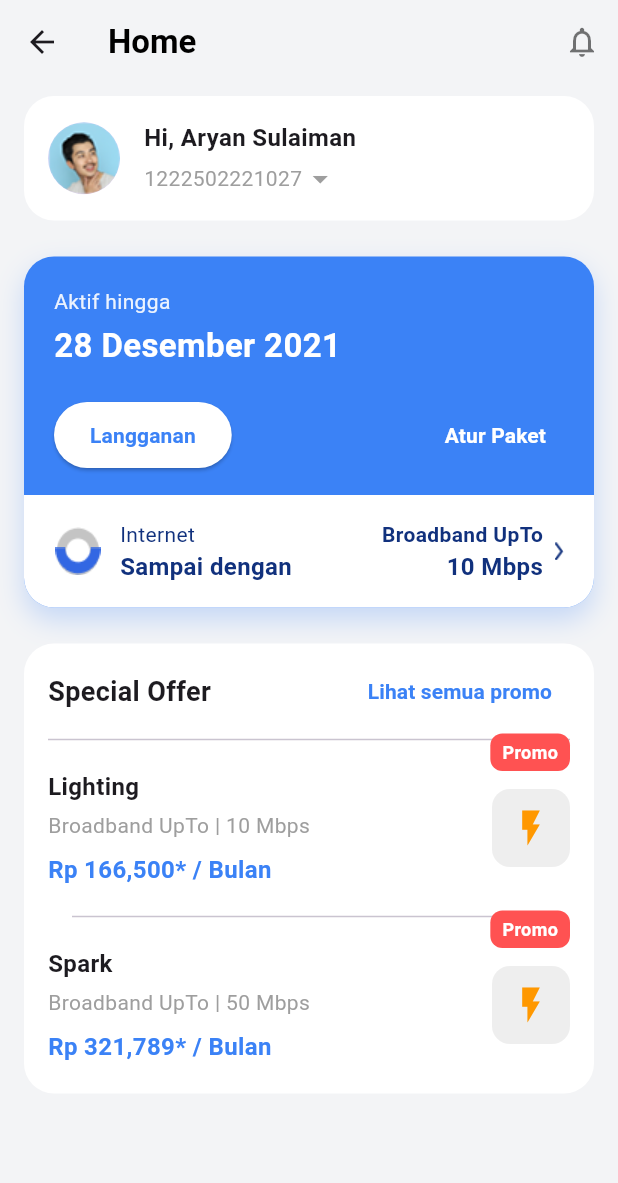
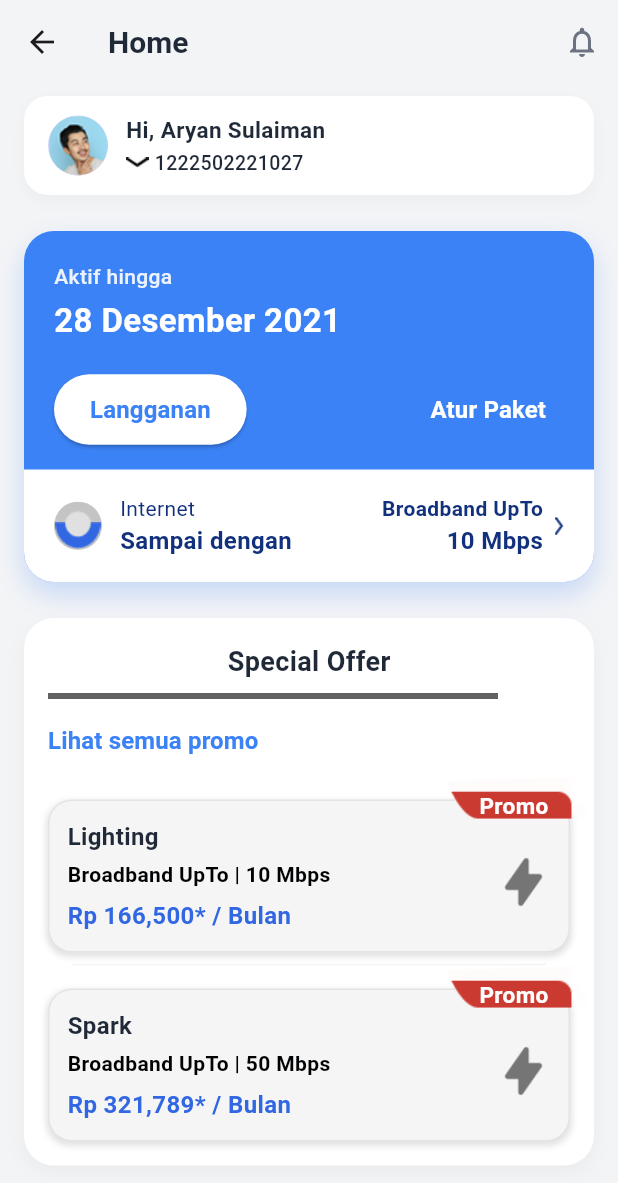
Before and after one commit to Ahmad-Rizki21/JelantikApps, a Flutter app: the HomeScreen screen opened directly, on a phone screen of 412 x 824 dp. Shown: the top 1183 px of the screen. Run offline on Flutter 3.47's test engine with Material 3 defaults, Android fonts, the phone set to English and light mode, and no system bars; our stand-ins replace smooth_page_indicator; Roboto replaces fonts that are missing (Poppins).

Commit message:
Fix Layoute Home

```diff
--- a/lib/screens/home_screen.dart
+++ b/lib/screens/home_screen.dart
@@ -9,14 +9,18 @@ class HomeScreen extends StatelessWidget {
       appBar: AppBar(
         title: const Text(
           'Home',
-          style: TextStyle(color: Colors.black, fontWeight: FontWeight.bold),
+          style: TextStyle(
+            color: Color(0xFF1F2937),
+            fontWeight: FontWeight.bold,
+            fontSize: 20,
+          ),
         ),
         backgroundColor: const Color(0xFFF3F4F6),
         elevation: 0,
         actions: [
           IconButton(
             onPressed: () {},
-            icon: const Icon(Icons.notifications_none_outlined, color: Colors.black54),
+            icon: const Icon(Icons.notifications_none_outlined, color: Color(0xFF6B7280)),
           ),
         ],
       ),
@@ -37,37 +41,61 @@ class HomeScreen extends StatelessWidget {
 
 Widget _buildProfileCard() {
   return Container(
-      padding: const EdgeInsets.all(16.0),
+    padding: const EdgeInsets.symmetric(horizontal: 16.0, vertical: 12.0),
     decoration: BoxDecoration(
       color: Colors.white,
-        borderRadius: BorderRadius.circular(20),
+      borderRadius: BorderRadius.circular(16),
+      boxShadow: [
+        BoxShadow(
+          color: Colors.grey.withOpacity(0.08),
+          blurRadius: 8,
+          offset: const Offset(0, 4),
+        ),
+      ],
     ),
     child: Row(
       children: [
-          const CircleAvatar(
-            radius: 24,
+        CircleAvatar(
+          radius: 20,
           backgroundImage: AssetImage('assets/images/Ellipse 245.png'),
         ),
-          const SizedBox(width: 16),
-          Column(
+        const SizedBox(width: 12),
+        Expanded(
+          child: Column(
             crossAxisAlignment: CrossAxisAlignment.start,
+            mainAxisSize: MainAxisSize.min,
             children: [
               const Text(
                 'Hi, Aryan Sulaiman',
-                style: TextStyle(fontWeight: FontWeight.bold, fontSize: 16),
+                style: TextStyle(
+                  fontWeight: FontWeight.w600,
+                  fontSize: 15,
+                  color: Color(0xFF1F2937),
                 ),
-              const SizedBox(height: 4),
+              ),
+              const SizedBox(height: 2),
               Row(
-                children: const [
-                  Text(
+                mainAxisSize: MainAxisSize.min,
+                children: [
+                  Image.asset(
+                    'assets/images/Line 1.png',
+                    width: 15,
+                    height: 15,
+                  ),
+                  const SizedBox(width: 4),
+                  const Text(
                     '1222502221027',
-                    style: TextStyle(color: Colors.grey, fontSize: 14),
+                    style: TextStyle(
+                      fontWeight: FontWeight.w500,
+                      color: Color(0xFF1F2937),
+                      fontSize: 13,
                     ),
-                  Icon(Icons.arrow_drop_down, color: Colors.grey),
+                  ),
                 ],
               ),
             ],
-          )
+          ),
+        ),
       ],
     ),
   );
@@ -83,7 +111,7 @@ class HomeScreen extends StatelessWidget {
             color: const Color(0xFF3B82F6).withOpacity(0.25),
             blurRadius: 15,
             offset: const Offset(0, 8),
-          )
+          ),
         ],
       ),
       child: Column(
@@ -93,11 +121,18 @@ class HomeScreen extends StatelessWidget {
             child: Column(
               crossAxisAlignment: CrossAxisAlignment.start,
               children: [
-                Text('Aktif hingga', style: TextStyle(color: Colors.white.withOpacity(0.9))),
+                Text(
+                  'Aktif hingga',
+                  style: TextStyle(color: Colors.white.withOpacity(0.9), fontSize: 14, fontWeight: FontWeight.w500),
+                ),
                 const SizedBox(height: 4),
-                const Text('28 Desember 2021', style: TextStyle(color: Colors.white, fontSize: 22, fontWeight: FontWeight.bold)),
+                const Text(
+                  '28 Desember 2021',
+                  style: TextStyle(color: Colors.white, fontSize: 22, fontWeight: FontWeight.bold),
+                ),
                 const SizedBox(height: 20),
                 Row(
+                  mainAxisAlignment: MainAxisAlignment.spaceBetween,
                   children: [
                     ElevatedButton(
                       onPressed: () {},
@@ -107,12 +142,17 @@ class HomeScreen extends StatelessWidget {
                         shape: const StadiumBorder(),
                         padding: const EdgeInsets.symmetric(horizontal: 24, vertical: 12),
                       ),
-                      child: const Text('Langganan', style: TextStyle(fontWeight: FontWeight.bold)),
+                      child: const Text(
+                        'Langganan',
+                        style: TextStyle(fontWeight: FontWeight.bold, fontSize: 16),
                       ),
-                    const Spacer(),
+                    ),
                     TextButton(
                       onPressed: () {},
-                      child: const Text('Atur Paket', style: TextStyle(color: Colors.white, fontWeight: FontWeight.bold)),
+                      child: const Text(
+                        'Atur Paket',
+                        style: TextStyle(color: Colors.white, fontWeight: FontWeight.bold, fontSize: 16),
+                      ),
                     ),
                   ],
                 ),
@@ -136,25 +176,47 @@ class HomeScreen extends StatelessWidget {
                   child: Column(
                     crossAxisAlignment: CrossAxisAlignment.start,
                     children: const [
-                      // PERUBAHAN WARNA FONT
-                      Text('Internet', style: TextStyle(color: Color(0xFF11317D), fontSize: 14)),
-                      Text('Sampai dengan', style: TextStyle(fontWeight: FontWeight.bold, color: Color(0xFF11317D), fontSize: 16)),
+                      Text(
+                        'Internet',
+                        style: TextStyle(color: Color(0xFF11317D), fontSize: 14),
+                      ),
+                      Text(
+                        'Sampai dengan',
+                        style: TextStyle(
+                          fontWeight: FontWeight.bold,
+                          color: Color(0xFF11317D),
+                          fontSize: 16,
+                        ),
+                      ),
                     ],
                   ),
                 ),
                 Column(
                   crossAxisAlignment: CrossAxisAlignment.end,
                   children: const [
-                    // PERUBAHAN WARNA FONT
-                    Text('Broadband UpTo', style: TextStyle(fontWeight: FontWeight.bold, color: Color(0xFF11317D), fontSize: 14)),
-                    Text('10 Mbps', style: TextStyle(fontWeight: FontWeight.bold, color: Color(0xFF11317D), fontSize: 16)),
+                    Text(
+                      'Broadband UpTo',
+                      style: TextStyle(
+                        fontWeight: FontWeight.bold,
+                        color: Color(0xFF11317D),
+                        fontSize: 14,
+                      ),
+                    ),
+                    Text(
+                      '10 Mbps',
+                      style: TextStyle(
+                        fontWeight: FontWeight.bold,
+                        color: Color(0xFF11317D),
+                        fontSize: 16,
+                      ),
+                    ),
                   ],
                 ),
                 const SizedBox(width: 8),
                 Image.asset('assets/images/Line 2.png', height: 12),
               ],
             ),
-          )
+          ),
         ],
       ),
     );
@@ -167,18 +229,14 @@ class HomeScreen extends StatelessWidget {
     child: Stack(
       alignment: Alignment.center,
       children: [
-          Image.asset(
-            'assets/images/Subtract.png',
-            fit: BoxFit.contain,
-            errorBuilder: (context, error, stackTrace) {
-              return Container(
-                decoration: BoxDecoration(
-                  shape: BoxShape.circle,
-                  border: Border.all(color: Colors.grey.shade200, width: 4),
+        // Menggunakan CircleAvatar untuk lingkaran dasar
+        CircleAvatar(
+          radius: 16,
+          backgroundColor: Colors.grey[300], // Warna abu-abu untuk latar
+          foregroundImage: const AssetImage('assets/images/Subtract.png'),
+          child: const SizedBox.shrink(), // Placeholder jika gambar gagal
         ),
-              );
-            },
-          ),
+        // Ikon kecil di bawah dengan filterQuality untuk smoothing
         Align(
           alignment: Alignment.bottomCenter,
           child: Padding(
@@ -187,7 +245,11 @@ class HomeScreen extends StatelessWidget {
               'assets/images/Subtract (1).png',
               height: 18.01,
               fit: BoxFit.contain,
-                errorBuilder: (context, error, stackTrace) => const SizedBox.shrink(),
+              filterQuality: FilterQuality.high, // Meningkatkan kualitas rendering
+              errorBuilder: (context, error, stackTrace) {
+                print('Error loading Subtract (1).png: $error'); // Debugging
+                return const SizedBox.shrink(); // Fallback jika gagal
+              },
             ),
           ),
         ),
@@ -198,29 +260,54 @@ class HomeScreen extends StatelessWidget {
 
   Widget _buildSpecialOfferSection() {
     return Container(
-      padding: const EdgeInsets.symmetric(vertical: 8.0, horizontal: 16.0),
+      padding: const EdgeInsets.all(16.0),
       decoration: BoxDecoration(
         color: Colors.white,
         borderRadius: BorderRadius.circular(20),
+        boxShadow: [
+          BoxShadow(
+            color: Colors.grey.withOpacity(0.1),
+            blurRadius: 10,
+            offset: const Offset(0, 5),
+          ),
+        ],
       ),
       child: Column(
+        crossAxisAlignment: CrossAxisAlignment.start,
         children: [
-          Row(
-            mainAxisAlignment: MainAxisAlignment.spaceBetween,
-            children: [
-              const Text('Special Offer', style: TextStyle(fontSize: 18, fontWeight: FontWeight.bold)),
-              TextButton(
+          const Center(
+            child: Text(
+              'Special Offer',
+              style: TextStyle(fontSize: 18, fontWeight: FontWeight.bold, color: Color(0xFF1F2937)),
+            ),
+          ),
+          const SizedBox(height: 8),
+          // const Divider(thickness: 6, color: Color.fromARGB(255, 97, 97, 98)),
+          SizedBox(
+              width: 300, // atau double.infinity jika ingin penuh sesuai parent
+              child: Container(
+                height: 4,
+                color: const Color.fromARGB(255, 97, 97, 98),
+              ),
+            ),
+          Padding(
+            padding: const EdgeInsets.only(top: 4.0, bottom: 4.0),
+            child: TextButton(
               onPressed: () {},
+              style: TextButton.styleFrom(
+                padding: EdgeInsets.zero,
+                alignment: Alignment.centerLeft,
+                minimumSize: const Size(50, 30),
+              ),
               child: const Text(
                 'Lihat semua promo',
-                  style: TextStyle(color: Color(0xFF3B82F6), fontWeight: FontWeight.w600),
+                style: TextStyle(color: Color(0xFF3B82F6), fontWeight: FontWeight.w600, fontSize: 16),
               ),
-              )
-            ],
             ),
-          const Divider(),
+          ),
+          const SizedBox(height: 3),
           _buildOfferItem('Lighting', '10 Mbps', 'Rp 166,500* / Bulan'),
-          const Divider(indent: 16, endIndent: 16),
+          const Divider(thickness: 1, color: Color(0xFFF3F4F6), indent: 16, endIndent: 16),
           _buildOfferItem('Spark', '50 Mbps', 'Rp 321,789* / Bulan'),
         ],
       ),
@@ -229,45 +316,84 @@ class HomeScreen extends StatelessWidget {
 
   Widget _buildOfferItem(String title, String speed, String price) {
     return Container(
-      padding: const EdgeInsets.symmetric(vertical: 12),
+      padding: const EdgeInsets.only(top: 8.0),
       child: Stack(
         clipBehavior: Clip.none,
         children: [
-          Row(
-            mainAxisAlignment: MainAxisAlignment.spaceBetween,
-            children: [
-              Column(
-                crossAxisAlignment: CrossAxisAlignment.start,
-                children: [
-                  Text(title, style: const TextStyle(fontSize: 16, fontWeight: FontWeight.bold)),
-                  const SizedBox(height: 4),
-                  Text('Broadband UpTo | $speed', style: const TextStyle(color: Colors.grey)),
-                  const SizedBox(height: 8),
-                  Text(price, style: const TextStyle(color: Color(0xFF3B82F6), fontWeight: FontWeight.bold, fontSize: 16)),
-                ],
-              ),
+          // Container utama
           Container(
             padding: const EdgeInsets.all(12),
             decoration: BoxDecoration(
-                  color: Colors.grey.shade200,
-                  borderRadius: BorderRadius.circular(12)
+              color: const Color.fromARGB(255, 245, 245, 245),
+              borderRadius: BorderRadius.circular(16),
+              boxShadow: [
+                BoxShadow(
+                  color: Colors.grey.withOpacity(0.3),
+                  spreadRadius: 1,
+                  blurRadius: 3,
+                  offset: const Offset(0, 2),
                 ),
-                child: const Icon(Icons.flash_on, color: Colors.orange, size: 28),
-              )
+              ],
+              border: Border.all(
+                color: Colors.grey.withOpacity(0.2),
+                width: 1,
+              ),
+            ),
+            child: Row(
+              crossAxisAlignment: CrossAxisAlignment.center,
+              children: [
+                Expanded(
+                  child: Column(
+                    crossAxisAlignment: CrossAxisAlignment.start,
+                    children: [
+                      Text(title, style: const TextStyle(fontSize: 16, fontWeight: FontWeight.bold, color: Color(0xFF1F2937))),
+                      const SizedBox(height: 4),
+                      Text('Broadband UpTo | $speed', style: const TextStyle(color: Color.fromARGB(255, 0, 1, 3), fontSize: 14, fontWeight: FontWeight.bold)),
+                      const SizedBox(height: 6),
+                      Text(price, style: const TextStyle(color: Color(0xFF3267E3), fontWeight: FontWeight.bold, fontSize: 16)), // Warna dan bold disesuaikan
                     ],
                   ),
+                ),
+                const SizedBox(width: 12),
+                Padding(
+                  padding: const EdgeInsets.only(top: 8.0),
+                  child: Image.asset(
+                    'assets/images/lightning-bolt.png',
+                    width: 36,
+                    height: 36,
+                    color: Colors.grey[600],
+                  ),
+                ),
+              ],
+            ),
+          ),
+        // Tag Promo
         Positioned(
-            top: -24,
-            right: 0,
+          top: -15,
+          right: -11,
           child: Container(
-              padding: const EdgeInsets.symmetric(horizontal: 8, vertical: 4),
-              decoration: BoxDecoration(
-                color: Colors.redAccent,
-                borderRadius: BorderRadius.circular(8)
+            width: 300,
+            height: 110,
+            alignment: Alignment.center,
+            decoration: const BoxDecoration(
+              image: DecorationImage(
+                image: AssetImage('assets/images/Mask Group.png'),
+                fit: BoxFit.cover,
               ),
-              child: const Text('Promo', style: TextStyle(color: Colors.white, fontSize: 12, fontWeight: FontWeight.bold)),
             ),
-          )
+              child: const Align(
+                alignment: Alignment(0.8, -0.8), // atur sesuai kebutuhan
+                child: Text(
+                  'Promo',
+                  style: TextStyle(
+                    color: Color.fromARGB(255, 255, 255, 255),
+                    fontSize: 15,
+                    fontWeight: FontWeight.bold,
+                  ),
+                ),
+              ),
+            ),
+          ),
         ],
       ),
     );
--- a/pubspec.yaml
+++ b/pubspec.yaml
@@ -41,3 +41,6 @@ flutter:
     - assets/images/Subtract.png
     - assets/images/Subtract (1).png
     - assets/images/Ellipse 245.png
+    - assets/images/Mask Group.png
+    - assets/images/lightning-bolt.png
+    - assets/images/Line 1.png
```
Also changed, not shown: assets/images/Line 1.png (added), assets/images/Mask Group.png (added), assets/images/lightning-bolt.png (added). Lines whose indentation alone changed are shown as unchanged.
